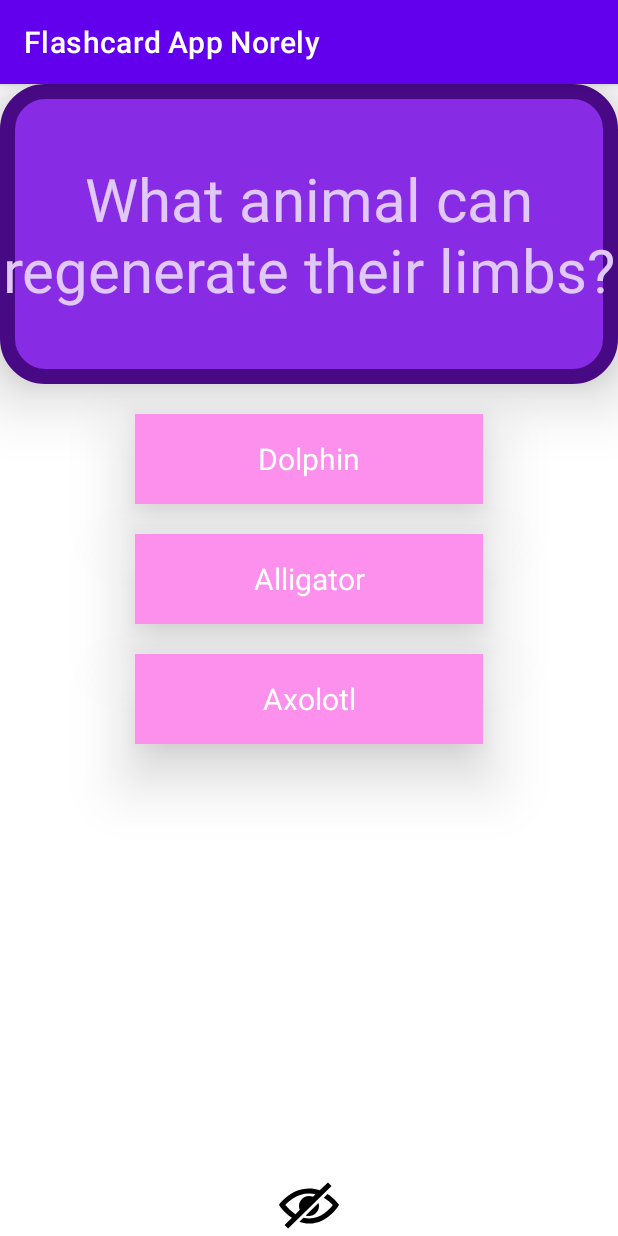
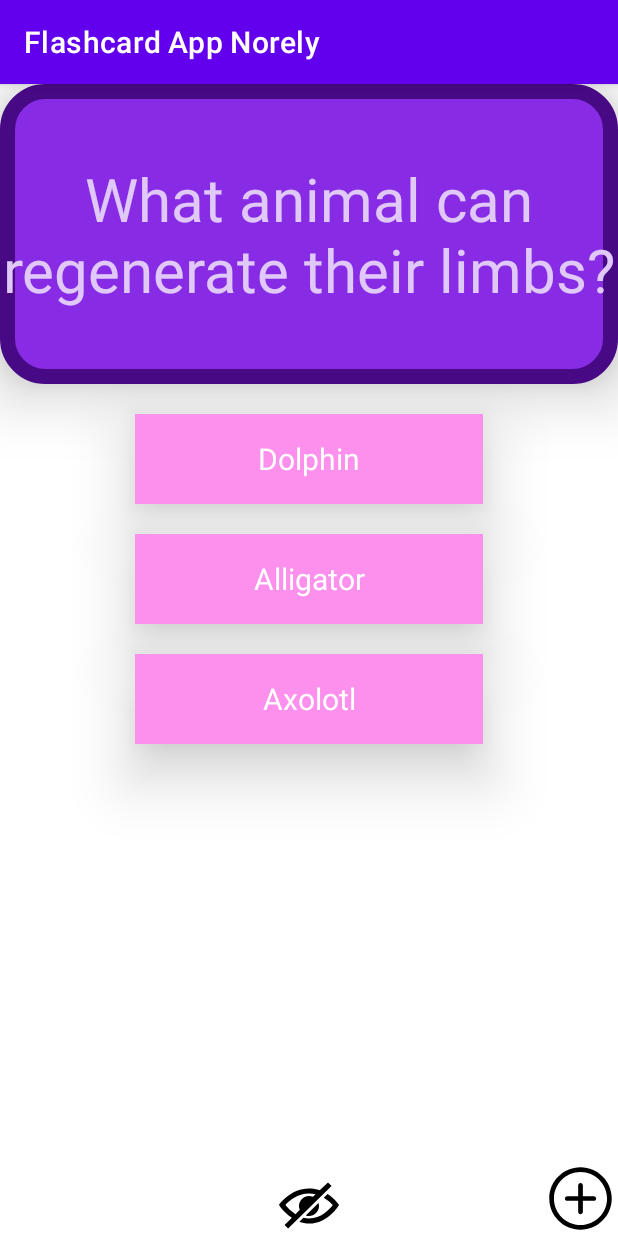
Before and after one commit to NorelyT/Flashcard-App-Week-1-Norely, an Android app: the screen it shows after launch (MainActivity), on a phone screen of 412 x 824 dp. Run offline under Robolectric (Android 15) with nearby library versions, the phone set to English and light mode, and no system bars.

Commit message:
Added All of Lab 2 Required Features

```diff
--- a/app/src/main/AndroidManifest.xml
+++ b/app/src/main/AndroidManifest.xml
@@ -14,6 +14,9 @@
         android:theme="@style/Theme.FlashcardAppNorely"
         tools:targetApi="31">
         <activity
+            android:name=".AddCardActivity"
+            android:exported="false" />
+        <activity
             android:name=".MainActivity"
             android:exported="true">
             <intent-filter>
--- /dev/null
+++ b/app/src/main/res/drawable/add_icon.xml
@@ -0,0 +1,11 @@
+<vector xmlns:android="http://schemas.android.com/apk/res/android"
+    android:width="24dp"
+    android:height="24dp"
+    android:viewportWidth="24"
+    android:viewportHeight="24">
+  <path
+      android:fillColor="#FF000000"
+      android:pathData="m12.002,2c5.518,0 9.998,4.48 9.998,9.998 0,5.517 -4.48,9.997 -9.998,9.997 -5.517,0 -9.997,-4.48 -9.997,-9.997 0,-5.518 4.48,-9.998 9.997,-9.998zM12.002,3.5c-4.69,0 -8.497,3.808 -8.497,8.498s3.807,8.497 8.497,8.497 8.498,-3.807 8.498,-8.497 -3.808,-8.498 -8.498,-8.498zM11.255,11.25h-3.5c-0.414,0 -0.75,0.336 -0.75,0.75s0.336,0.75 0.75,0.75h3.5v3.5c0,0.414 0.336,0.75 0.75,0.75s0.75,-0.336 0.75,-0.75v-3.5h3.5c0.414,0 0.75,-0.336 0.75,-0.75s-0.336,-0.75 -0.75,-0.75h-3.5v-3.5c0,-0.414 -0.336,-0.75 -0.75,-0.75s-0.75,0.336 -0.75,0.75z"
+      android:strokeLineJoin="round"
+      android:fillType="nonZero"/>
+</vector>
--- a/app/src/main/res/layout/activity_main.xml
+++ b/app/src/main/res/layout/activity_main.xml
@@ -79,4 +79,12 @@
         android:layout_centerHorizontal="true"
         app:srcCompat="@drawable/eyecon_2" />
 
+    <ImageView
+        android:id="@+id/addButton"
+        android:layout_width="50dp"
+        android:layout_height="50dp"
+        android:layout_alignParentEnd="true"
+        android:layout_alignParentBottom="true"
+        app:srcCompat="@drawable/add_icon" />
+
 </RelativeLayout>
```
Also changed, not shown: app/src/main/java/com/example/flashcardappnorely/AddCardActivity.kt (added, +37 -0 lines), app/src/main/java/com/example/flashcardappnorely/MainActivity.kt (+41 -0 lines), app/src/main/res/drawable/cancel_icon.xml (added, +11 -0 lines), app/src/main/res/drawable/save_icon.xml (added, +9 -0 lines), app/src/main/res/layout/activity_add_card.xml (added, +42 -0 lines).
